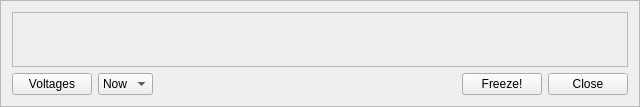
Qt form FlightController/MatrixMonitor.ui (dmaone/CommonSense) before a commit.
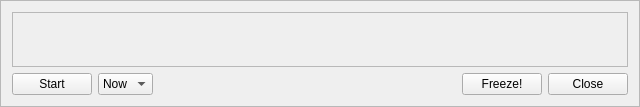
The same form after that commit.

Patch:
```diff
--- a/FlightController/MatrixMonitor.ui
+++ b/FlightController/MatrixMonitor.ui
@@ -43,7 +43,10 @@
    <item row="1" column="1">
     <widget class="QPushButton" name="VoltagesButton">
      <property name="text">
-      <string>Voltages</string>
+      <string>Start</string>
+     </property>
+     <property name="checkable">
+      <bool>true</bool>
      </property>
     </widget>
    </item>
```
Left out of the diff: 2 changed lines with no effect on the pictures.
